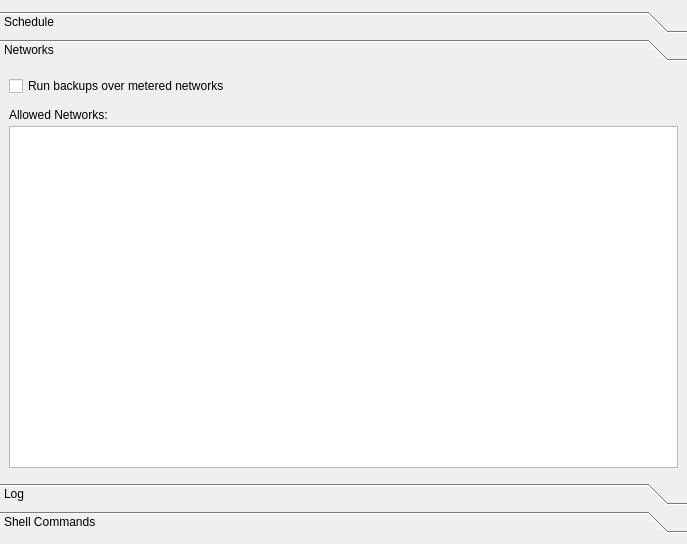
Before: the Qt Designer form src/vorta/assets/UI/scheduletab.ui in borgbase/vorta, drawn with Qt 5.
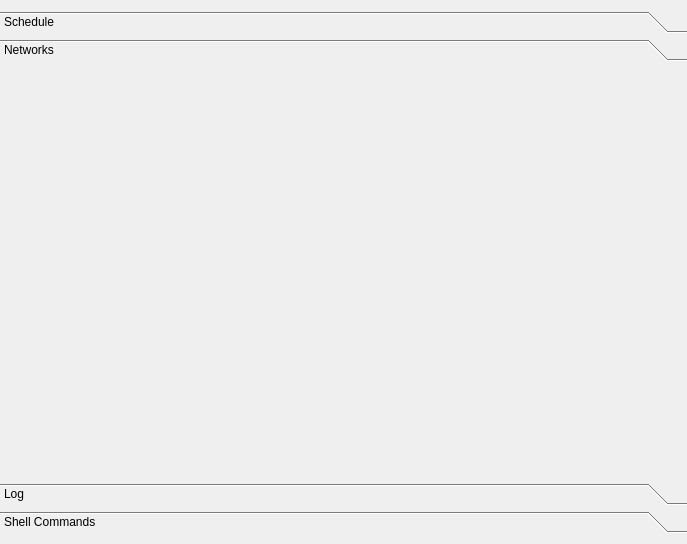
After: the same form once the commit is applied. The open tabs and pages were chosen to show the change.

Commit message: networks panel extracted

```diff
--- a/src/vorta/assets/UI/scheduletab.ui
+++ b/src/vorta/assets/UI/scheduletab.ui
@@ -526,47 +526,7 @@
       <attribute name="label">
        <string>Networks</string>
       </attribute>
-      <layout class="QGridLayout" name="gridLayout_2">
-       <property name="verticalSpacing">
-        <number>12</number>
-       </property>
-       <item row="1" column="0">
-        <layout class="QVBoxLayout" name="verticalLayout_8">
-         <property name="spacing">
-          <number>4</number>
-         </property>
-         <item>
-          <widget class="QLabel" name="wifiListLabel">
-           <property name="enabled">
-            <bool>true</bool>
-           </property>
-           <property name="text">
-            <string>Allowed Networks:</string>
-           </property>
-          </widget>
-         </item>
-         <item>
-          <widget class="QListWidget" name="wifiListWidget">
-           <property name="sizePolicy">
-            <sizepolicy hsizetype="Expanding" vsizetype="Expanding">
-             <horstretch>0</horstretch>
-             <verstretch>1</verstretch>
-            </sizepolicy>
-           </property>
-          </widget>
-         </item>
-        </layout>
-       </item>
-       <item row="0" column="0">
-        <widget class="QCheckBox" name="meteredNetworksCheckBox">
-         <property name="text">
-          <string>Run backups over metered networks</string>
-         </property>
-         <property name="tristate">
-          <bool>false</bool>
-         </property>
-        </widget>
-       </item>
+      <layout class="QGridLayout" name="networksLayout">
       </layout>
      </widget>
      <widget class="QWidget" name="page">
```
Left out of the diff: 2 changed lines with no effect on the pictures. The commit also changes 3 other files.
